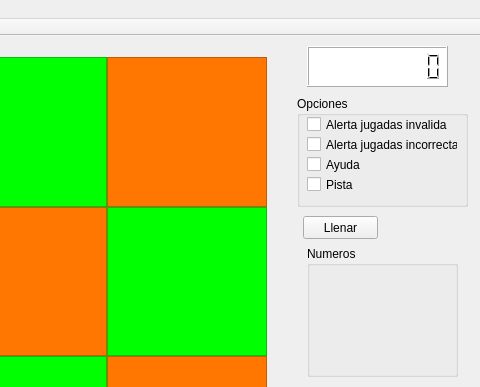
Qt form sudoku/mainwindow.ui (mansrz/Sudoku) before a commit; both pictures show x 243 to 723 and y 0 to 387 of the 723 by 541 pixel window.
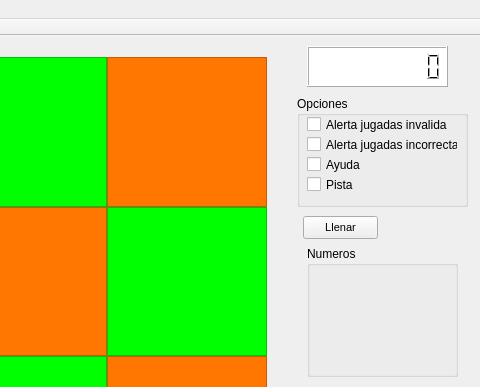
The same form after that commit.

```diff
--- a/sudoku/mainwindow.ui
+++ b/sudoku/mainwindow.ui
@@ -220,6 +220,14 @@
       <height>23</height>
      </rect>
     </property>
+    <property name="font">
+     <font>
+      <pointsize>8</pointsize>
+     </font>
+    </property>
+    <property name="styleSheet">
+     <string notr="true">border-color: none;</string>
+    </property>
     <property name="text">
      <string>Llenar</string>
     </property>
```
